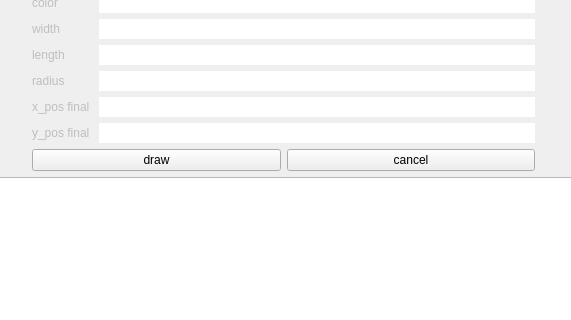
The window that dialog.ui (Abram1111/graphics1) describes before a commit, drawn with Qt 5; both pictures show x 211 to 782 and y 96 to 416 of the 1259 by 767 pixel window.
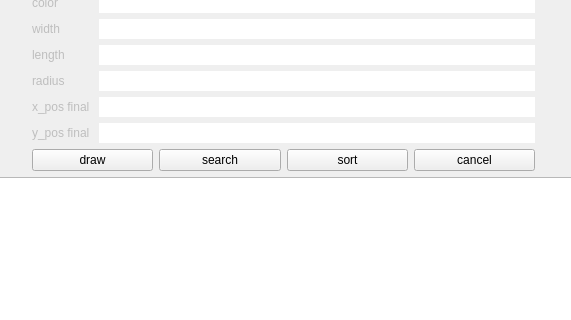
The same window after the commit. Icons and pictures are not drawn.

The edit to the form file:
```diff
--- a/dialog.ui
+++ b/dialog.ui
@@ -339,6 +339,20 @@
            </property>
           </widget>
          </item>
+         <item>
+          <widget class="QPushButton" name="btn_do_search">
+           <property name="text">
+            <string>search</string>
+           </property>
+          </widget>
+         </item>
+         <item>
+          <widget class="QPushButton" name="btn_do_sort">
+           <property name="text">
+            <string>sort</string>
+           </property>
+          </widget>
+         </item>
          <item>
           <widget class="QPushButton" name="btn_cancel">
            <property name="text">
```
